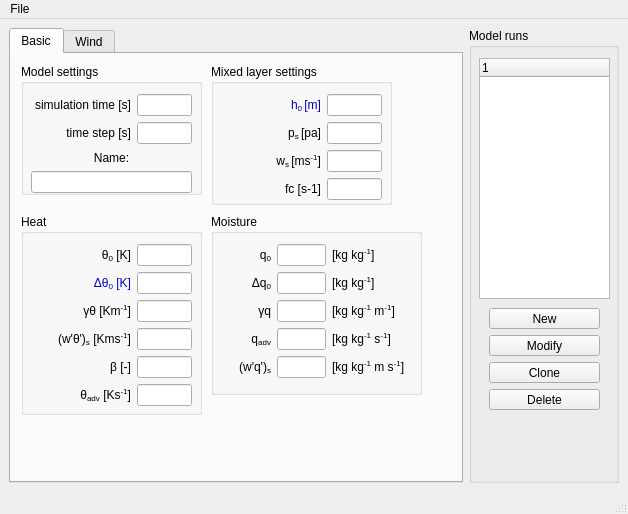
First picture: the form in mlmodel_UI/mainwindow.ui, repository classmodel/modelgui, before the edit.
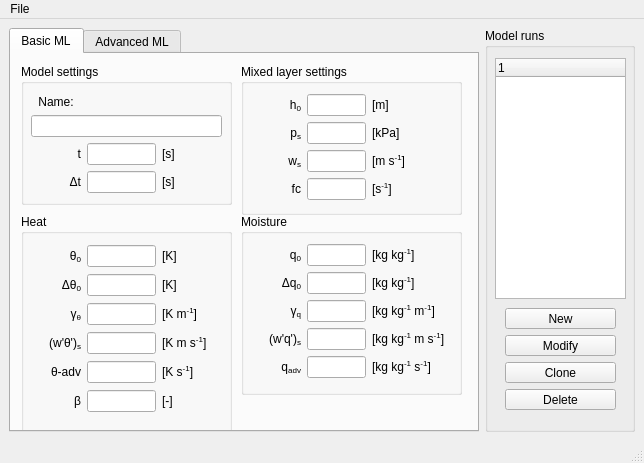
Second picture: the form after the edit.

Commit message: update layout, added wind switch

What changed in the file:
```diff
--- a/mlmodel_UI/mainwindow.ui
+++ b/mlmodel_UI/mainwindow.ui
@@ -6,8 +6,8 @@
    <rect>
     <x>0</x>
     <y>0</y>
-    <width>628</width>
-    <height>514</height>
+    <width>632</width>
+    <height>463</height>
    </rect>
   </property>
   <property name="windowTitle">
@@ -19,7 +19,7 @@
      <widget class="QTabWidget" name="tabWidget">
       <property name="minimumSize">
        <size>
-        <width>400</width>
+        <width>470</width>
         <height>400</height>
        </size>
       </property>
@@ -28,15 +28,15 @@
       </property>
       <widget class="QWidget" name="generalTab">
        <attribute name="title">
-        <string>Basic</string>
+        <string>Basic ML</string>
        </attribute>
        <widget class="QGroupBox" name="basic_model_group">
         <property name="geometry">
          <rect>
           <x>10</x>
           <y>10</y>
-          <width>181</width>
-          <height>131</height>
+          <width>211</width>
+          <height>141</height>
          </rect>
         </property>
         <property name="title">
@@ -47,47 +47,88 @@
           <rect>
            <x>10</x>
            <y>30</y>
-           <width>161</width>
+           <width>191</width>
            <height>99</height>
           </rect>
          </property>
-         <layout class="QGridLayout" name="modelsettings_grid" columnminimumwidth="100,0">
+         <layout class="QGridLayout" name="modelsettings_grid" columnminimumwidth="50,0,60">
           <property name="sizeConstraint">
            <enum>QLayout::SetMinimumSize</enum>
           </property>
-          <item row="0" column="0">
+          <item row="2" column="0">
            <widget class="QLabel" name="label_time">
             <property name="toolTip">
              <string>Total simulation time [s]</string>
             </property>
             <property name="text">
-             <string>simulation time [s]</string>
+             <string>&lt;html&gt;t&lt;/html&gt;</string>
             </property>
             <property name="alignment">
              <set>Qt::AlignRight|Qt::AlignTrailing|Qt::AlignVCenter</set>
             </property>
            </widget>
           </item>
-          <item row="0" column="1">
-           <widget class="QLineEdit" name="input_time"/>
+          <item row="2" column="1">
+           <widget class="QLineEdit" name="input_time">
+            <property name="toolTip">
+             <string>Total simulation time</string>
+            </property>
+           </widget>
           </item>
-          <item row="1" column="0">
+          <item row="3" column="0">
            <widget class="QLabel" name="label_timestep">
             <property name="toolTip">
              <string>Time step [s].</string>
             </property>
             <property name="text">
-             <string>time step [s]</string>
+             <string>&lt;html&gt;Δt&lt;sub&gt;&lt;/sub&gt;&lt;/html&gt;</string>
             </property>
             <property name="alignment">
              <set>Qt::AlignRight|Qt::AlignTrailing|Qt::AlignVCenter</set>
             </property>
            </widget>
           </item>
-          <item row="1" column="1">
-           <widget class="QLineEdit" name="input_timestep"/>
+          <item row="3" column="1">
+           <widget class="QLineEdit" name="input_timestep">
+            <property name="toolTip">
+             <string>Time step</string>
+            </property>
+           </widget>
           </item>
-          <item row="2" column="0" colspan="2">
+          <item row="1" column="0" colspan="3">
+           <widget class="QLineEdit" name="input_name">
+            <property name="toolTip">
+             <string>Name of the model run</string>
+            </property>
+           </widget>
+          </item>
+          <item row="3" column="2">
+           <widget class="QLabel" name="unitlabel_timestep">
+            <property name="toolTip">
+             <string/>
+            </property>
+            <property name="text">
+             <string>&lt;html&gt;[s]&lt;/html&gt;</string>
+            </property>
+            <property name="alignment">
+             <set>Qt::AlignLeading|Qt::AlignLeft|Qt::AlignVCenter</set>
+            </property>
+           </widget>
+          </item>
+          <item row="2" column="2">
+           <widget class="QLabel" name="unitlabel_time">
+            <property name="toolTip">
+             <string/>
+            </property>
+            <property name="text">
+             <string>&lt;html&gt;[s]&lt;/html&gt;</string>
+            </property>
+            <property name="alignment">
+             <set>Qt::AlignLeading|Qt::AlignLeft|Qt::AlignVCenter</set>
+            </property>
+           </widget>
+          </item>
+          <item row="0" column="0">
            <widget class="QLabel" name="label_name">
             <property name="toolTip">
              <string>Total simulation time [s]</string>
@@ -100,9 +141,6 @@
             </property>
            </widget>
           </item>
-          <item row="3" column="0" colspan="2">
-           <widget class="QLineEdit" name="input_name"/>
-          </item>
          </layout>
         </widget>
        </widget>
@@ -111,8 +149,8 @@
          <rect>
           <x>10</x>
           <y>160</y>
-          <width>181</width>
-          <height>201</height>
+          <width>211</width>
+          <height>221</height>
          </rect>
         </property>
         <property name="title">
@@ -123,18 +161,22 @@
           <rect>
            <x>10</x>
            <y>30</y>
-           <width>161</width>
-           <height>166</height>
+           <width>191</width>
+           <height>171</height>
           </rect>
          </property>
-         <layout class="QGridLayout" name="heat_grid" columnminimumwidth="100,0">
+         <layout class="QGridLayout" name="heat_grid" columnminimumwidth="50,0,60">
           <item row="0" column="0">
            <widget class="QLabel" name="label_theta0">
             <property name="toolTip">
              <string>Initial mixed layer potential temperature [K]</string>
             </property>
             <property name="text">
-             <string>&lt;html&gt;θ&lt;sub&gt;0&lt;/sub&gt; [K]&lt;/html&gt;</string>
+             <string>&lt;!DOCTYPE HTML PUBLIC &quot;-//W3C//DTD HTML 4.0//EN&quot; &quot;http://www.w3.org/TR/REC-html40/strict.dtd&quot;&gt;
+&lt;html&gt;&lt;head&gt;&lt;meta name=&quot;qrichtext&quot; content=&quot;1&quot; /&gt;&lt;style type=&quot;text/css&quot;&gt;
+p, li { white-space: pre-wrap; }
+&lt;/style&gt;&lt;/head&gt;&lt;body style=&quot; font-family:'Sans Serif'; font-size:9pt; font-weight:400; font-style:normal;&quot;&gt;
+&lt;p style=&quot; margin-top:0px; margin-bottom:0px; margin-left:0px; margin-right:0px; -qt-block-indent:0; text-indent:0px;&quot;&gt;θ&lt;span style=&quot; vertical-align:sub;&quot;&gt;0&lt;/span&gt;&lt;/p&gt;&lt;/body&gt;&lt;/html&gt;</string>
             </property>
             <property name="alignment">
              <set>Qt::AlignRight|Qt::AlignTrailing|Qt::AlignVCenter</set>
@@ -147,11 +189,7 @@
              <string>Initial potential temperature jump at inversion [K]</string>
             </property>
             <property name="text">
-             <string>&lt;!DOCTYPE HTML PUBLIC &quot;-//W3C//DTD HTML 4.0//EN&quot; &quot;http://www.w3.org/TR/REC-html40/strict.dtd&quot;&gt;
-&lt;html&gt;&lt;head&gt;&lt;meta name=&quot;qrichtext&quot; content=&quot;1&quot; /&gt;&lt;style type=&quot;text/css&quot;&gt;
-p, li { white-space: pre-wrap; }
-&lt;/style&gt;&lt;/head&gt;&lt;body style=&quot; font-family:'Sans Serif'; font-size:9pt; font-weight:400; font-style:normal;&quot;&gt;
-&lt;p style=&quot; margin-top:12px; margin-bottom:0px; margin-left:0px; margin-right:0px; -qt-block-indent:0; text-indent:0px;&quot;&gt;&lt;span style=&quot; font-family:'Arial, sans-serif'; color:#0000c0;&quot;&gt;Δθ&lt;/span&gt;&lt;span style=&quot; font-family:'Arial, sans-serif'; color:#0000c0; vertical-align:sub;&quot;&gt;0&lt;/span&gt;&lt;span style=&quot; font-family:'Arial, sans-serif'; color:#0000c0;&quot;&gt; [K]&lt;/span&gt;&lt;/p&gt;&lt;/body&gt;&lt;/html&gt;</string>
+             <string>&lt;html&gt;Δθ&lt;sub&gt;0&lt;/sub&gt;&lt;/html&gt;</string>
             </property>
             <property name="alignment">
              <set>Qt::AlignRight|Qt::AlignTrailing|Qt::AlignVCenter</set>
@@ -164,11 +202,7 @@
              <string>Free atmosphere potential temperature lapse rate [K/m]</string>
             </property>
             <property name="text">
-             <string>&lt;!DOCTYPE HTML PUBLIC &quot;-//W3C//DTD HTML 4.0//EN&quot; &quot;http://www.w3.org/TR/REC-html40/strict.dtd&quot;&gt;
-&lt;html&gt;&lt;head&gt;&lt;meta name=&quot;qrichtext&quot; content=&quot;1&quot; /&gt;&lt;style type=&quot;text/css&quot;&gt;
-p, li { white-space: pre-wrap; }
-&lt;/style&gt;&lt;/head&gt;&lt;body style=&quot; font-family:'Sans Serif'; font-size:9pt; font-weight:400; font-style:normal;&quot;&gt;
-&lt;p style=&quot; margin-top:12px; margin-bottom:0px; margin-left:0px; margin-right:0px; -qt-block-indent:0; text-indent:0px;&quot;&gt;&lt;span style=&quot; font-family:'Arial, sans-serif'; color:#000000;&quot;&gt;γθ [Km&lt;/span&gt;&lt;span style=&quot; font-family:'Arial, sans-serif'; color:#000000; vertical-align:super;&quot;&gt;-1&lt;/span&gt;&lt;span style=&quot; font-family:'Arial, sans-serif'; color:#000000;&quot;&gt;]&lt;/span&gt;&lt;/p&gt;&lt;/body&gt;&lt;/html&gt;</string>
+             <string>&lt;html&gt;γ&lt;sub&gt;θ&lt;/sub&gt;&lt;/html&gt;</string>
             </property>
             <property name="alignment">
              <set>Qt::AlignRight|Qt::AlignTrailing|Qt::AlignVCenter</set>
@@ -176,13 +210,25 @@
            </widget>
           </item>
           <item row="0" column="1">
-           <widget class="QLineEdit" name="input_theta0"/>
+           <widget class="QLineEdit" name="input_theta0">
+            <property name="toolTip">
+             <string>Initial mixed layer potential temperature</string>
+            </property>
+           </widget>
           </item>
           <item row="1" column="1">
-           <widget class="QLineEdit" name="input_d_theta0"/>
+           <widget class="QLineEdit" name="input_d_theta0">
+            <property name="toolTip">
+             <string>Initial potential temperature jump at inversion</string>
+            </property>
+           </widget>
           </item>
           <item row="2" column="1">
-           <widget class="QLineEdit" name="input_gamma_theta"/>
+           <widget class="QLineEdit" name="input_gamma_theta">
+            <property name="toolTip">
+             <string>Free atmosphere potential temperature lapse rate</string>
+            </property>
+           </widget>
           </item>
           <item row="3" column="0">
            <widget class="QLabel" name="label_wtheta">
@@ -190,11 +236,7 @@
              <string>Surface kinematic heat flux [Km/s]</string>
             </property>
             <property name="text">
-             <string>&lt;!DOCTYPE HTML PUBLIC &quot;-//W3C//DTD HTML 4.0//EN&quot; &quot;http://www.w3.org/TR/REC-html40/strict.dtd&quot;&gt;
-&lt;html&gt;&lt;head&gt;&lt;meta name=&quot;qrichtext&quot; content=&quot;1&quot; /&gt;&lt;style type=&quot;text/css&quot;&gt;
-p, li { white-space: pre-wrap; }
-&lt;/style&gt;&lt;/head&gt;&lt;body style=&quot; font-family:'Sans Serif'; font-size:9pt; font-weight:400; font-style:normal;&quot;&gt;
-&lt;p style=&quot; margin-top:12px; margin-bottom:0px; margin-left:0px; margin-right:0px; -qt-block-indent:0; text-indent:0px;&quot;&gt;&lt;span style=&quot; font-family:'Arial, sans-serif';&quot;&gt;(w'θ')&lt;/span&gt;&lt;span style=&quot; font-family:'Arial, sans-serif'; vertical-align:sub;&quot;&gt;s&lt;/span&gt;&lt;span style=&quot; font-family:'Arial, sans-serif';&quot;&gt; [Kms&lt;/span&gt;&lt;span style=&quot; font-family:'Arial, sans-serif'; vertical-align:super;&quot;&gt;-1&lt;/span&gt;&lt;span style=&quot; font-family:'Arial, sans-serif';&quot;&gt;]&lt;/span&gt;&lt;/p&gt;&lt;/body&gt;&lt;/html&gt;</string>
+             <string>&lt;html&gt;(w'θ')&lt;sub&gt;s&lt;/sub&gt;&lt;/html&gt;</string>
             </property>
             <property name="alignment">
              <set>Qt::AlignRight|Qt::AlignTrailing|Qt::AlignVCenter</set>
@@ -202,39 +244,19 @@
            </widget>
           </item>
           <item row="3" column="1">
-           <widget class="QLineEdit" name="input_wtheta"/>
-          </item>
-          <item row="4" column="0">
-           <widget class="QLabel" name="label_beta">
+           <widget class="QLineEdit" name="input_wtheta">
             <property name="toolTip">
-             <string>Entrainment ratio for heat [-]</string>
-            </property>
-            <property name="text">
-             <string>&lt;!DOCTYPE HTML PUBLIC &quot;-//W3C//DTD HTML 4.0//EN&quot; &quot;http://www.w3.org/TR/REC-html40/strict.dtd&quot;&gt;
-&lt;html&gt;&lt;head&gt;&lt;meta name=&quot;qrichtext&quot; content=&quot;1&quot; /&gt;&lt;style type=&quot;text/css&quot;&gt;
-p, li { white-space: pre-wrap; }
-&lt;/style&gt;&lt;/head&gt;&lt;body style=&quot; font-family:'Sans Serif'; font-size:9pt; font-weight:400; font-style:normal;&quot;&gt;
-&lt;p style=&quot; margin-top:12px; margin-bottom:0px; margin-left:0px; margin-right:0px; -qt-block-indent:0; text-indent:0px;&quot;&gt;&lt;span style=&quot; font-family:'Arial, sans-serif';&quot;&gt;β [-]&lt;/span&gt;&lt;/p&gt;&lt;/body&gt;&lt;/html&gt;</string>
-            </property>
-            <property name="alignment">
-             <set>Qt::AlignRight|Qt::AlignTrailing|Qt::AlignVCenter</set>
+             <string>Surface kinematic heat flux</string>
             </property>
            </widget>
           </item>
-          <item row="4" column="1">
-           <widget class="QLineEdit" name="input_beta"/>
-          </item>
           <item row="5" column="0">
-           <widget class="QLabel" name="label_adv_theta">
+           <widget class="QLabel" name="label_beta">
             <property name="toolTip">
              <string>Advection of theta [K/s]</string>
             </property>
             <property name="text">
-             <string>&lt;!DOCTYPE HTML PUBLIC &quot;-//W3C//DTD HTML 4.0//EN&quot; &quot;http://www.w3.org/TR/REC-html40/strict.dtd&quot;&gt;
-&lt;html&gt;&lt;head&gt;&lt;meta name=&quot;qrichtext&quot; content=&quot;1&quot; /&gt;&lt;style type=&quot;text/css&quot;&gt;
-p, li { white-space: pre-wrap; }
-&lt;/style&gt;&lt;/head&gt;&lt;body style=&quot; font-family:'Sans Serif'; font-size:9pt; font-weight:400; font-style:normal;&quot;&gt;
-&lt;p style=&quot; margin-top:0px; margin-bottom:0px; margin-left:0px; margin-right:0px; -qt-block-indent:0; text-indent:0px;&quot;&gt;&lt;span style=&quot; font-family:'Arial, sans-serif';&quot;&gt;θ&lt;/span&gt;&lt;span style=&quot; font-family:'Arial, sans-serif'; vertical-align:sub;&quot;&gt;adv&lt;/span&gt;&lt;span style=&quot; font-family:'Arial, sans-serif';&quot;&gt; [Ks&lt;/span&gt;&lt;span style=&quot; font-family:'Arial, sans-serif'; vertical-align:super;&quot;&gt;-1&lt;/span&gt;&lt;span style=&quot; font-family:'Arial, sans-serif';&quot;&gt;]&lt;/span&gt;&lt;/p&gt;&lt;/body&gt;&lt;/html&gt;</string>
+             <string>&lt;html&gt;β&lt;/html&gt;</string>
             </property>
             <property name="alignment">
              <set>Qt::AlignRight|Qt::AlignTrailing|Qt::AlignVCenter</set>
@@ -242,7 +264,109 @@
            </widget>
           </item>
           <item row="5" column="1">
-           <widget class="QLineEdit" name="input_adv_theta"/>
+           <widget class="QLineEdit" name="input_beta">
+            <property name="toolTip">
+             <string>Entrainment ratio for heat</string>
+            </property>
+           </widget>
+          </item>
+          <item row="0" column="2">
+           <widget class="QLabel" name="unitlabel_theta0">
+            <property name="toolTip">
+             <string/>
+            </property>
+            <property name="text">
+             <string>&lt;html&gt;[K]&lt;/html&gt;</string>
+            </property>
+            <property name="alignment">
+             <set>Qt::AlignLeading|Qt::AlignLeft|Qt::AlignVCenter</set>
+            </property>
+           </widget>
+          </item>
+          <item row="1" column="2">
+           <widget class="QLabel" name="unitlabel_dtheta0">
+            <property name="toolTip">
+             <string/>
+            </property>
+            <property name="text">
+             <string>&lt;html&gt;[K]&lt;/html&gt;</string>
+            </property>
+            <property name="alignment">
+             <set>Qt::AlignLeading|Qt::AlignLeft|Qt::AlignVCenter</set>
+            </property>
+           </widget>
+          </item>
+          <item row="2" column="2">
+           <widget class="QLabel" name="unitlabel_gamma_theta">
+            <property name="toolTip">
+             <string/>
+            </property>
+            <property name="text">
+             <string>&lt;html&gt;[K m&lt;sup&gt;-1&lt;/sup&gt;]&lt;/html&gt;</string>
+            </property>
+            <property name="alignment">
+             <set>Qt::AlignLeading|Qt::AlignLeft|Qt::AlignVCenter</set>
+            </property>
+           </widget>
+          </item>
+          <item row="3" column="2">
+           <widget class="QLabel" name="unitlabel_wtheta">
+            <property name="toolTip">
+             <string/>
+            </property>
+            <property name="text">
+             <string>&lt;html&gt;[K m s&lt;sup&gt;-1&lt;/sup&gt;]&lt;/html&gt;</string>
+            </property>
+            <property name="alignment">
+             <set>Qt::AlignLeading|Qt::AlignLeft|Qt::AlignVCenter</set>
+            </property>
+           </widget>
+          </item>
+          <item row="5" column="2">
+           <widget class="QLabel" name="unitlabel_beta">
+            <property name="toolTip">
+             <string/>
+            </property>
+            <property name="text">
+             <string>&lt;html&gt;[-]&lt;/html&gt;</string>
+            </property>
+            <property name="alignment">
+             <set>Qt::AlignLeading|Qt::AlignLeft|Qt::AlignVCenter</set>
+            </property>
+           </widget>
+          </item>
+          <item row="4" column="0">
+           <widget class="QLabel" name="label_adv_theta">
+            <property name="toolTip">
+             <string/>
+            </property>
+            <property name="text">
+             <string>&lt;html&gt;θ-adv&lt;/html&gt;</string>
+            </property>
+            <property name="alignment">
+             <set>Qt::AlignRight|Qt::AlignTrailing|Qt::AlignVCenter</set>
+            </property>
+           </widget>
+          </item>
+          <item row="4" column="1">
+           <widget class="QLineEdit" name="input_adv_theta">
+            <property name="toolTip">
+             <string>Advection of theta</string>
+            </property>
+           </widget>
+          </item>
+          <item row="4" column="2">
+           <widget class="QLabel" name="unitlabel_adv_theta">
+            <property name="toolTip">
+             <string/>
+            </property>
+            <property name="text">
+             <string>&lt;html&gt;[K s&lt;sup&gt;-1&lt;/sup&gt;]&lt;/html&gt;</string>
+            </property>
+            <property name="alignment">
+             <set>Qt::AlignLeading|Qt::AlignLeft|Qt::AlignVCenter</set>
+            </property>
+           </widget>
           </item>
          </layout>
         </widget>
@@ -250,10 +374,10 @@
        <widget class="QGroupBox" name="basic_cbl_group">
         <property name="geometry">
          <rect>
-          <x>200</x>
+          <x>230</x>
           <y>10</y>
-          <width>181</width>
-          <height>141</height>
+          <width>221</width>
+          <height>151</height>
          </rect>
         </property>
         <property name="title">
@@ -264,11 +388,11 @@
           <rect>
            <x>10</x>
            <y>30</y>
-           <width>161</width>
+           <width>201</width>
            <height>110</height>
           </rect>
          </property>
-         <layout class="QGridLayout" name="cbl_settings_grid" columnminimumwidth="100,0">
+         <layout class="QGridLayout" name="cbl_settings_grid" columnminimumwidth="50,0,80">
           <property name="sizeConstraint">
            <enum>QLayout::SetMinimumSize</enum>
           </property>
@@ -278,11 +402,7 @@
              <string>Initial boundary layer height [m] </string>
             </property>
             <property name="text">
-             <string>&lt;!DOCTYPE HTML PUBLIC &quot;-//W3C//DTD HTML 4.0//EN&quot; &quot;http://www.w3.org/TR/REC-html40/strict.dtd&quot;&gt;
-&lt;html&gt;&lt;head&gt;&lt;meta name=&quot;qrichtext&quot; content=&quot;1&quot; /&gt;&lt;style type=&quot;text/css&quot;&gt;
-p, li { white-space: pre-wrap; }
-&lt;/style&gt;&lt;/head&gt;&lt;body style=&quot; font-family:'Sans Serif'; font-size:9pt; font-weight:400; font-style:normal;&quot;&gt;
-&lt;p style=&quot; margin-top:0px; margin-bottom:0px; margin-left:0px; margin-right:0px; -qt-block-indent:0; text-indent:0px;&quot;&gt;&lt;span style=&quot; color:#0000c0;&quot;&gt;h&lt;/span&gt;&lt;span style=&quot; color:#0000c0; vertical-align:sub;&quot;&gt;0 &lt;/span&gt;&lt;span style=&quot; color:#0000c0;&quot;&gt;[m]&lt;/span&gt;&lt;/p&gt;&lt;/body&gt;&lt;/html&gt;</string>
+             <string>&lt;html&gt;h&lt;sub&gt;0&lt;/sub&gt;&lt;/html&gt;</string>
             </property>
             <property name="alignment">
              <set>Qt::AlignRight|Qt::AlignTrailing|Qt::AlignVCenter</set>
@@ -290,7 +410,11 @@
            </widget>
           </item>
           <item row="0" column="1">
-           <widget class="QLineEdit" name="input_h0"/>
+           <widget class="QLineEdit" name="input_h0">
+            <property name="toolTip">
+             <string>Initial boundary layer height</string>
+            </property>
+           </widget>
           </item>
           <item row="1" column="0">
            <widget class="QLabel" name="label_ps">
@@ -298,11 +422,7 @@
              <string>Surface pressure [pa] </string>
             </property>
             <property name="text">
-             <string>&lt;!DOCTYPE HTML PUBLIC &quot;-//W3C//DTD HTML 4.0//EN&quot; &quot;http://www.w3.org/TR/REC-html40/strict.dtd&quot;&gt;
-&lt;html&gt;&lt;head&gt;&lt;meta name=&quot;qrichtext&quot; content=&quot;1&quot; /&gt;&lt;style type=&quot;text/css&quot;&gt;
-p, li { white-space: pre-wrap; }
-&lt;/style&gt;&lt;/head&gt;&lt;body style=&quot; font-family:'Sans Serif'; font-size:9pt; font-weight:400; font-style:normal;&quot;&gt;
-&lt;p style=&quot; margin-top:0px; margin-bottom:0px; margin-left:0px; margin-right:0px; -qt-block-indent:0; text-indent:0px;&quot;&gt;p&lt;span style=&quot; vertical-align:sub;&quot;&gt;s &lt;/span&gt;[pa]&lt;/p&gt;&lt;/body&gt;&lt;/html&gt;</string>
+             <string>&lt;html&gt;p&lt;sub&gt;s&lt;/sub&gt;&lt;/html&gt;</string>
             </property>
             <property name="alignment">
              <set>Qt::AlignRight|Qt::AlignTrailing|Qt::AlignVCenter</set>
@@ -310,7 +430,11 @@
            </widget>
           </item>
           <item row="1" column="1">
-           <widget class="QLineEdit" name="input_ps"/>
+           <widget class="QLineEdit" name="input_ps">
+            <property name="toolTip">
+             <string>Surface pressure</string>
+            </property>
+           </widget>
           </item>
           <item row="2" column="0">
            <widget class="QLabel" name="label_ws">
@@ -318,11 +442,7 @@
              <string>Large scale vertical velocity [m/s]</string>
             </property>
             <property name="text">
-             <string>&lt;!DOCTYPE HTML PUBLIC &quot;-//W3C//DTD HTML 4.0//EN&quot; &quot;http://www.w3.org/TR/REC-html40/strict.dtd&quot;&gt;
-&lt;html&gt;&lt;head&gt;&lt;meta name=&quot;qrichtext&quot; content=&quot;1&quot; /&gt;&lt;style type=&quot;text/css&quot;&gt;
-p, li { white-space: pre-wrap; }
-&lt;/style&gt;&lt;/head&gt;&lt;body style=&quot; font-family:'Sans Serif'; font-size:9pt; font-weight:400; font-style:normal;&quot;&gt;
-&lt;p style=&quot; margin-top:0px; margin-bottom:0px; margin-left:0px; margin-right:0px; -qt-block-indent:0; text-indent:0px;&quot;&gt;w&lt;span style=&quot; vertical-align:sub;&quot;&gt;s &lt;/span&gt;[ms&lt;span style=&quot; vertical-align:super;&quot;&gt;-1&lt;/span&gt;]&lt;/p&gt;&lt;/body&gt;&lt;/html&gt;</string>
+             <string>&lt;html&gt;w&lt;sub&gt;s&lt;/sub&gt;&lt;/html&gt;</string>
             </property>
             <property name="alignment">
              <set>Qt::AlignRight|Qt::AlignTrailing|Qt::AlignVCenter</set>
@@ -330,7 +450,11 @@
            </widget>
           </item>
           <item row="2" column="1">
-           <widget class="QLineEdit" name="input_ws"/>
+           <widget class="QLineEdit" name="input_ws">
+            <property name="toolTip">
+             <string>Large scale vertical velocity</string>
+            </property>
+           </widget>
           </item>
           <item row="3" column="0">
            <widget class="QLabel" name="label_fcl">
@@ -338,7 +462,7 @@
              <string>Coriolis parameter [s-1]</string>
             </property>
             <property name="text">
-             <string>fc [s-1]</string>
+             <string>&lt;html&gt;fc&lt;/html&gt;</string>
             </property>
             <property name="alignment">
              <set>Qt::AlignRight|Qt::AlignTrailing|Qt::AlignVCenter</set>
@@ -346,7 +470,63 @@
            </widget>
           </item>
           <item row="3" column="1">
-           <widget class="QLineEdit" name="input_fc"/>
+           <widget class="QLineEdit" name="input_fc">
+            <property name="toolTip">
+             <string>Coriolis parameter</string>
+            </property>
+           </widget>
+          </item>
+          <item row="0" column="2">
+           <widget class="QLabel" name="unitlabel_h0">
+            <property name="toolTip">
+             <string/>
+            </property>
+            <property name="text">
+             <string>&lt;html&gt;[m]&lt;/html&gt;</string>
+            </property>
+            <property name="alignment">
+             <set>Qt::AlignLeading|Qt::AlignLeft|Qt::AlignVCenter</set>
+            </property>
+           </widget>
+          </item>
+          <item row="1" column="2">
+           <widget class="QLabel" name="unitlabel_ps">
+            <property name="toolTip">
+             <string/>
+            </property>
+            <property name="text">
+             <string>&lt;html&gt;[kPa]&lt;/html&gt;</string>
+            </property>
+            <property name="alignment">
+             <set>Qt::AlignLeading|Qt::AlignLeft|Qt::AlignVCenter</set>
+            </property>
+           </widget>
+          </item>
+          <item row="2" column="2">
+           <widget class="QLabel" name="unitlabel_ws">
+            <property name="toolTip">
+             <string/>
+            </property>
+            <property name="text">
+             <string>&lt;html&gt;[m s&lt;sup&gt;-1&lt;/sup&gt;]&lt;/html&gt;</string>
+            </property>
+            <property name="alignment">
+             <set>Qt::AlignLeading|Qt::AlignLeft|Qt::AlignVCenter</set>
+            </property>
+           </widget>
+          </item>
+          <item row="3" column="2">
+           <widget class="QLabel" name="unitlabel_ws_3">
+            <property name="toolTip">
+             <string/>
+            </property>
+            <property name="text">
+             <string>&lt;html&gt;[s&lt;sup&gt;-1&lt;/sup&gt;]&lt;/html&gt;</string>
+            </property>
+            <property name="alignment">
+             <set>Qt::AlignLeading|Qt::AlignLeft|Qt::AlignVCenter</set>
+            </property>
+           </widget>
           </item>
          </layout>
         </widget>
@@ -354,9 +534,9 @@
        <widget class="QGroupBox" name="basic_moisture_group">
         <property name="geometry">
          <rect>
-          <x>200</x>
+          <x>230</x>
           <y>160</y>
-          <width>211</width>
+          <width>221</width>
           <height>181</height>
          </rect>
         </property>
@@ -368,7 +548,7 @@
           <rect>
            <x>10</x>
            <y>30</y>
-           <width>191</width>
+           <width>201</width>
            <height>138</height>
           </rect>
          </property>
@@ -414,7 +594,7 @@
              <string>Free atmosphere specific humidity lapse rate [K/m]</string>
             </property>
             <property name="text">
-             <string>&lt;html&gt;γq&lt;/html&gt;</string>
+             <string>&lt;html&gt;γ&lt;sub&gt;q&lt;/sub&gt;&lt;/html&gt;</string>
             </property>
             <property name="alignment">
              <set>Qt::AlignRight|Qt::AlignTrailing|Qt::AlignVCenter</set>
@@ -422,25 +602,13 @@
            </widget>
           </item>
           <item row="2" column="1">
-           <widget class="QLineEdit" name="input_gamma_q"/>
-          </item>
-          <item row="3" column="0">
-           <widget class="QLabel" name="label_adv_q">
+           <widget class="QLineEdit" name="input_gamma_q">
             <property name="toolTip">
-             <string>Advection of moisture [kgkg-1s-1]]</string>
-            </property>
-            <property name="text">
-             <string>&lt;html&gt;q&lt;sub&gt;adv&lt;/sub&gt;&lt;/html&gt;</string>
-            </property>
-            <property name="alignment">
-             <set>Qt::AlignRight|Qt::AlignTrailing|Qt::AlignVCenter</set>
+             <string>Free atmosphere specific humidity lapse rate</string>
             </property>
            </widget>
           </item>
-          <item row="3" column="1">
-           <widget class="QLineEdit" name="input_advq"/>
-          </item>
-          <item row="4" column="0">
+          <item row="3" column="0">
            <widget class="QLabel" name="label_wq">
             <property name="toolTip">
              <string>Surface kinematic moisture flux [kgkg-1ms-1]</string>
@@ -453,8 +621,12 @@
             </property>
            </widget>
           </item>
-          <item row="4" column="1">
-           <widget class="QLineEdit" name="input_wq"/>
+          <item row="3" column="1">
+           <widget class="QLineEdit" name="input_wq">
+            <property name="toolTip">
+             <string>Surface kinematic moisture flux</string>
+            </property>
+           </widget>
           </item>
           <item row="0" column="2">
            <widget class="QLabel" name="unitlabel_q0">
@@ -496,19 +668,6 @@
            </widget>
           </item>
           <item row="3" column="2">
-           <widget class="QLabel" name="unitlabel_adv_q">
-            <property name="toolTip">
-             <string/>
-            </property>
-            <property name="text">
-             <string>&lt;html&gt;[kg kg&lt;sup&gt;-1&lt;/sup&gt; s&lt;sup&gt;-1&lt;/sup&gt;]&lt;/html&gt;</string>
-            </property>
-            <property name="alignment">
-             <set>Qt::AlignLeading|Qt::AlignLeft|Qt::AlignVCenter</set>
-            </property>
-           </widget>
-          </item>
-          <item row="4" column="2">
            <widget class="QLabel" name="unitlabel_adv_q_2">
             <property name="toolTip">
              <string/>
@@ -521,13 +680,46 @@
             </property>
            </widget>
           </item>
+          <item row="4" column="0">
+           <widget class="QLabel" name="label_adv_q">
+            <property name="toolTip">
+             <string/>
+            </property>
+            <property name="text">
+             <string>&lt;html&gt;q&lt;sub&gt;adv&lt;/sub&gt;&lt;/html&gt;</string>
+            </property>
+            <property name="alignment">
+             <set>Qt::AlignRight|Qt::AlignTrailing|Qt::AlignVCenter</set>
+            </property>
+           </widget>
+          </item>
+          <item row="4" column="1">
+           <widget class="QLineEdit" name="input_advq">
+            <property name="toolTip">
+             <string>Advection of moisture</string>
+            </property>
+           </widget>
+          </item>
+          <item row="4" column="2">
+           <widget class="QLabel" name="unitlabel_adv_q">
+            <property name="toolTip">
+             <string/>
+            </property>
+            <property name="text">
+             <string>&lt;html&gt;[kg kg&lt;sup&gt;-1&lt;/sup&gt; s&lt;sup&gt;-1&lt;/sup&gt;]&lt;/html&gt;</string>
+            </property>
+            <property name="alignment">
+             <set>Qt::AlignLeading|Qt::AlignLeft|Qt::AlignVCenter</set>
+            </property>
+           </widget>
+          </item>
          </layout>
         </widget>
        </widget>
       </widget>
       <widget class="QWidget" name="landsurfaceTab">
        <attribute name="title">
-        <string>Wind</string>
+        <string>Advanced ML</string>
        </attribute>
        <widget class="QWidget" name="gridLayoutWidget_6">
         <property name="geometry">
@@ -845,7 +1037,7 @@
     <rect>
      <x>0</x>
      <y>0</y>
-     <width>628</width>
+     <width>632</width>
      <height>19</height>
     </rect>
    </property>
```
Left out of the diff: 281 changed lines with no effect on the pictures. The commit also changes 3 other files.
